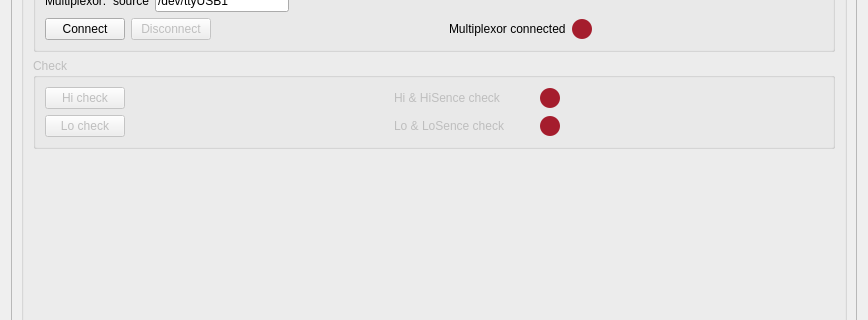
First picture: the form in plugins/conDetect/conDetect_settingsWidget.ui, repository pyIVLS/pyIVLS, before the edit; both pictures show x 0 to 868 and y 89 to 409 of the 868 by 649 pixel window.
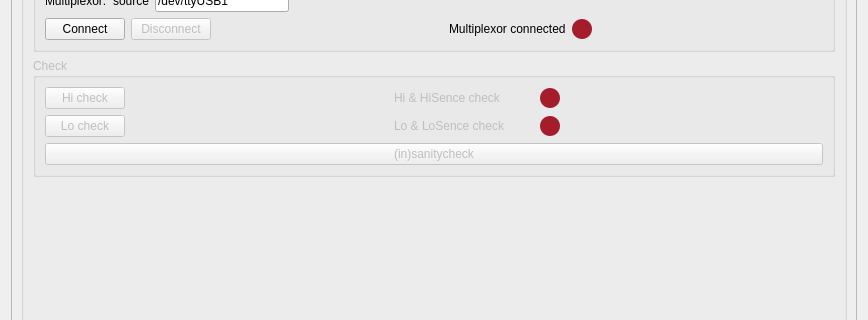
Second picture: the form after the edit.

Patch:
```diff
--- a/plugins/conDetect/conDetect_settingsWidget.ui
+++ b/plugins/conDetect/conDetect_settingsWidget.ui
@@ -332,6 +332,13 @@
                </item>
               </layout>
              </item>
+             <item>
+              <widget class="QPushButton" name="sanityCheck">
+               <property name="text">
+                <string>(in)sanitycheck</string>
+               </property>
+              </widget>
+             </item>
             </layout>
            </widget>
           </item>
```
